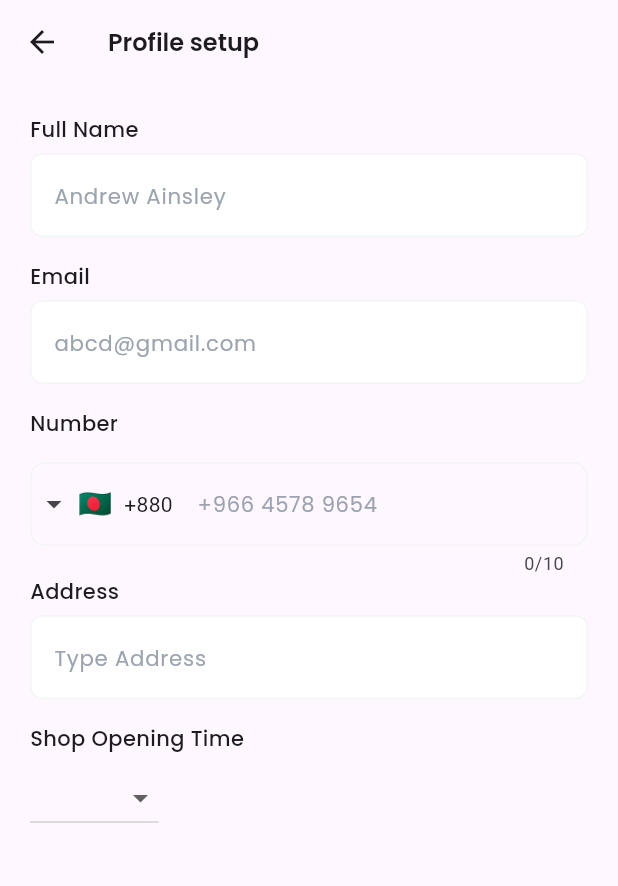
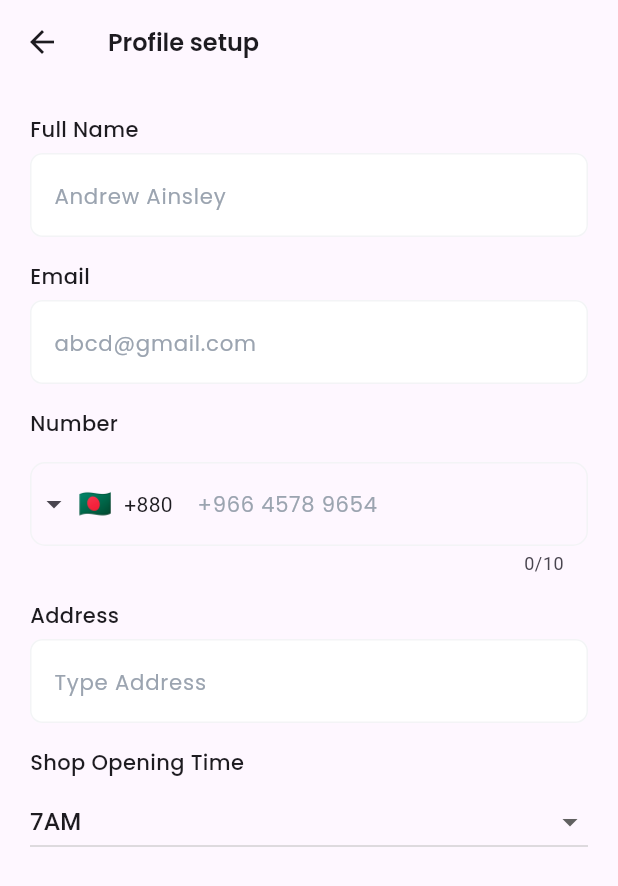
Before and after one commit to Shraboniakter/buyerapp-new, a Flutter app: the AddressScreen screen opened by its route, on a phone screen of 412 x 824 dp. Shown: the top 886 px of the screen. Run offline on Flutter 3.47's test engine with Material 3 defaults, Android fonts, the phone set to English and light mode, and no system bars; drawn by our look-alikes of intl_phone_field; our stand-ins replace flutter_screenutil, flutter_spinkit, get, google_fonts, pin_code_fields.

Commit message:
complete code

```diff
--- a/lib/feature/auth/controller/dropdown_Controller.dart
+++ b/lib/feature/auth/controller/dropdown_Controller.dart
@@ -1,10 +1,11 @@
 import 'package:get/get.dart';
 
 class DropdownController extends GetxController {
-  final RxString selectedItem = '6AM'.obs;
-  final List<String> items = ['7AM', '8AM', 'Option 3'];
+  final RxString selectedItem = '7AM'.obs; // Changed to match items list
+  final List<String> items = ['7AM', '8AM', '9AM'];
 
-  String get selteitm => selectedItem.value;
+  String get selectedItemValue =>
+      selectedItem.value; // Fixed typo in getter name
 
   void setSelectedItem(String? newValue) {
     if (newValue != null) {
--- a/lib/feature/auth/screen/address_screen.dart
+++ b/lib/feature/auth/screen/address_screen.dart
@@ -2,20 +2,19 @@ import 'package:buyerapp/core/global_widget/custom_text.dart';
 import 'package:buyerapp/core/global_widget/custom_textfield.dart';
 import 'package:buyerapp/core/utils/app_colors.dart';
 import 'package:buyerapp/feature/auth/controller/controller.dart';
-import 'package:buyerapp/feature/auth/controller/dropdown_Controller.dart';
+import 'package:buyerapp/feature/auth/controller/dropdown_controller.dart';
 import 'package:flutter/material.dart';
 import 'package:get/get.dart';
-import 'package:get/get_core/src/get_main.dart';
 import 'package:intl_phone_field/intl_phone_field.dart' show IntlPhoneField;
 
 class AddressScreen extends StatelessWidget {
-  final DropdownController controller = Get.put(DropdownController());
+  final DropdownController dropdownController = Get.put(DropdownController());
 
   AddressScreen({super.key});
 
   @override
   Widget build(BuildContext context) {
-    final PhoneController controller = Get.put(PhoneController());
+    final PhoneController phoneController = Get.put(PhoneController());
     return Scaffold(
       appBar: AppBar(
         title: CustomTextPoppins(
@@ -24,7 +23,6 @@ class AddressScreen extends StatelessWidget {
           fontWeight: FontWeight.w600,
         ),
       ),
-
       body: Padding(
         padding: const EdgeInsets.all(20.0),
         child: Column(
@@ -35,23 +33,23 @@ class AddressScreen extends StatelessWidget {
               size: 14,
               fontWeight: FontWeight.w500,
             ),
-            SizedBox(height: 6),
+            const SizedBox(height: 6),
             CustomTextfield(hintText: "Andrew Ainsley"),
-            SizedBox(height: 16),
+            const SizedBox(height: 16),
             CustomTextPoppins(
               text: "Email",
               size: 14,
               fontWeight: FontWeight.w500,
             ),
-            SizedBox(height: 6),
+            const SizedBox(height: 6),
             CustomTextfield(hintText: "abcd@gmail.com"),
-            SizedBox(height: 16),
+            const SizedBox(height: 16),
             CustomTextPoppins(
               text: "Number",
               size: 14,
               fontWeight: FontWeight.w500,
             ),
-            SizedBox(height: 16),
+            const SizedBox(height: 16),
             IntlPhoneField(
               decoration: InputDecoration(
                 hintText: " +966 4578 9654",
@@ -75,35 +73,36 @@ class AddressScreen extends StatelessWidget {
               ),
               initialCountryCode: 'BD',
               onChanged: (phone) {
-                controller.setPhone(phone.completeNumber);
+                phoneController.setPhone(phone.completeNumber);
               },
             ),
+            const SizedBox(height: 16),
             CustomTextPoppins(
               text: "Address ",
               size: 14,
               fontWeight: FontWeight.w500,
             ),
-            SizedBox(height: 6),
+            const SizedBox(height: 6),
             CustomTextfield(hintText: "Type Address"),
-
-            SizedBox(height: 16),
+            const SizedBox(height: 16),
             CustomTextPoppins(
               text: "Shop Opening Time",
               size: 14,
               fontWeight: FontWeight.w500,
             ),
-            SizedBox(height: 6),
+            const SizedBox(height: 6),
             Obx(
               () => DropdownButton<String>(
-                value: DropdownController().selectedItem.value,
-                items: DropdownController().items.map((String item) {
+                isExpanded: true, // Makes the dropdown take full width
+                value: dropdownController.selectedItem.value,
+                items: dropdownController.items.map((String item) {
                   return DropdownMenuItem<String>(
                     value: item,
                     child: Text(item),
                   );
                 }).toList(),
                 onChanged: (String? newValue) {
-                  DropdownController().setSelectedItem(newValue);
+                  dropdownController.setSelectedItem(newValue);
                 },
               ),
             ),
```
